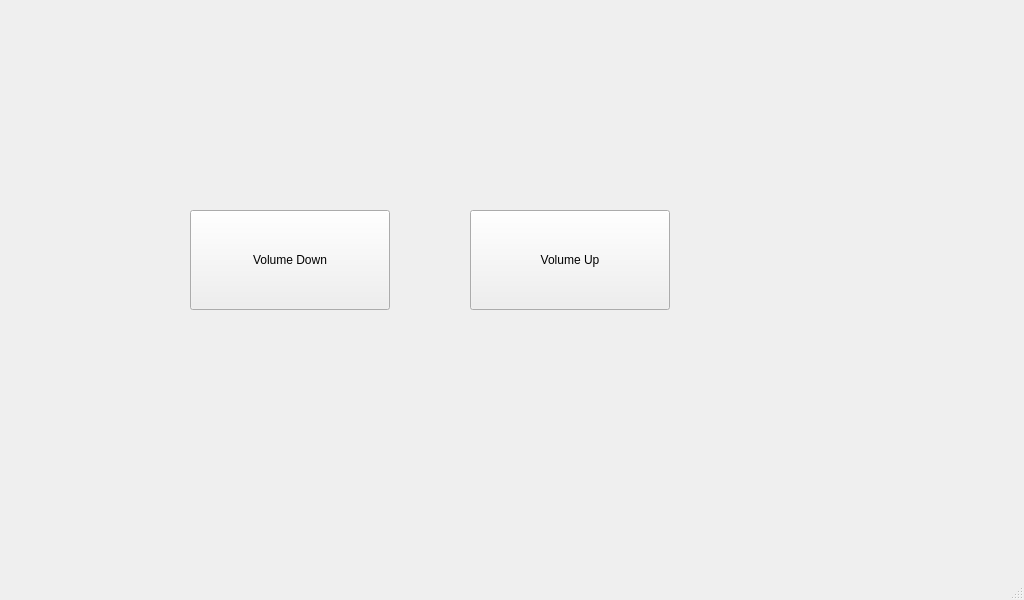
Above: mainwindow.ui from h7-v/suzuki-lj-dashboard before the change. Below: the same form after it.
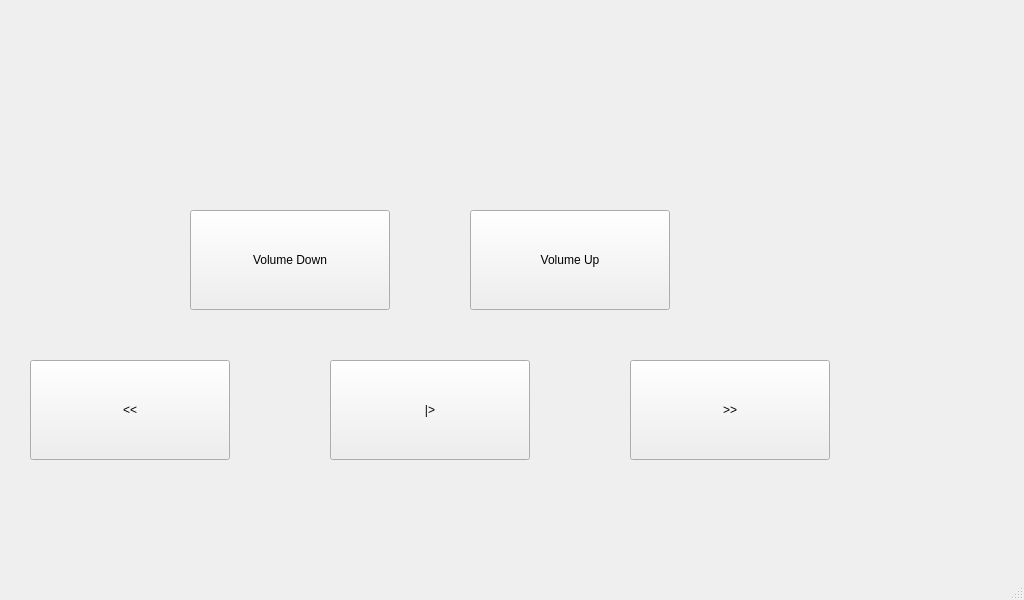
That is the form after the change.

Commit message: Add bluetooth device control. Play, pause, prev and next. Make changes to existing methods to keep track of transport state

Diff of the .ui file:
```diff
--- a/mainwindow.ui
+++ b/mainwindow.ui
@@ -56,6 +56,45 @@
      </font>
     </property>
    </widget>
+   <widget class="QPushButton" name="prevTrackButton">
+    <property name="geometry">
+     <rect>
+      <x>30</x>
+      <y>360</y>
+      <width>200</width>
+      <height>100</height>
+     </rect>
+    </property>
+    <property name="text">
+     <string>&lt;&lt;</string>
+    </property>
+   </widget>
+   <widget class="QPushButton" name="playPauseButton">
+    <property name="geometry">
+     <rect>
+      <x>330</x>
+      <y>360</y>
+      <width>200</width>
+      <height>100</height>
+     </rect>
+    </property>
+    <property name="text">
+     <string>|&gt;</string>
+    </property>
+   </widget>
+   <widget class="QPushButton" name="nextTrackButton">
+    <property name="geometry">
+     <rect>
+      <x>630</x>
+      <y>360</y>
+      <width>200</width>
+      <height>100</height>
+     </rect>
+    </property>
+    <property name="text">
+     <string>&gt;&gt;</string>
+    </property>
+   </widget>
   </widget>
   <widget class="QMenuBar" name="menubar">
    <property name="geometry">
```
The commit also changes 1 other file.
